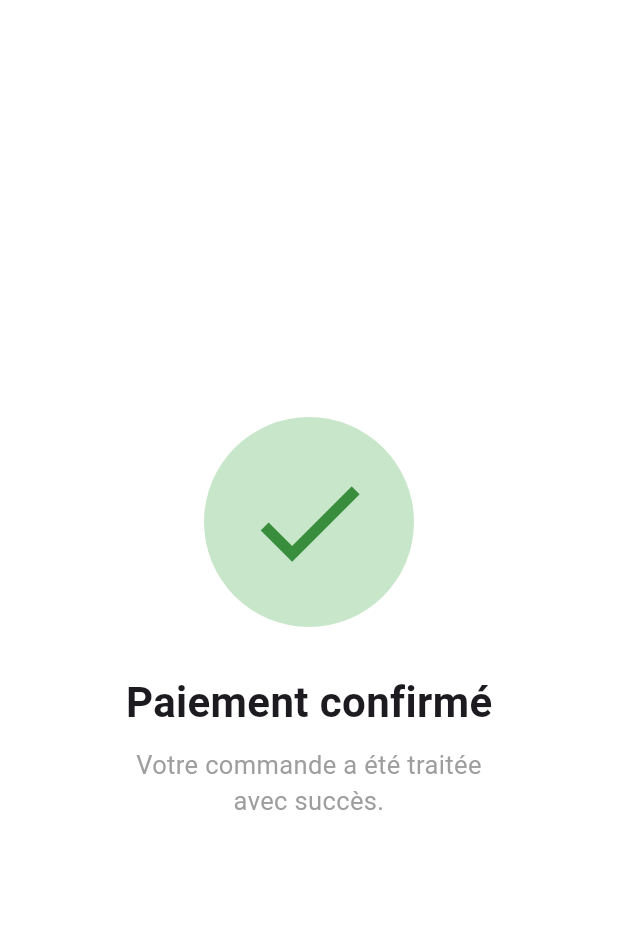
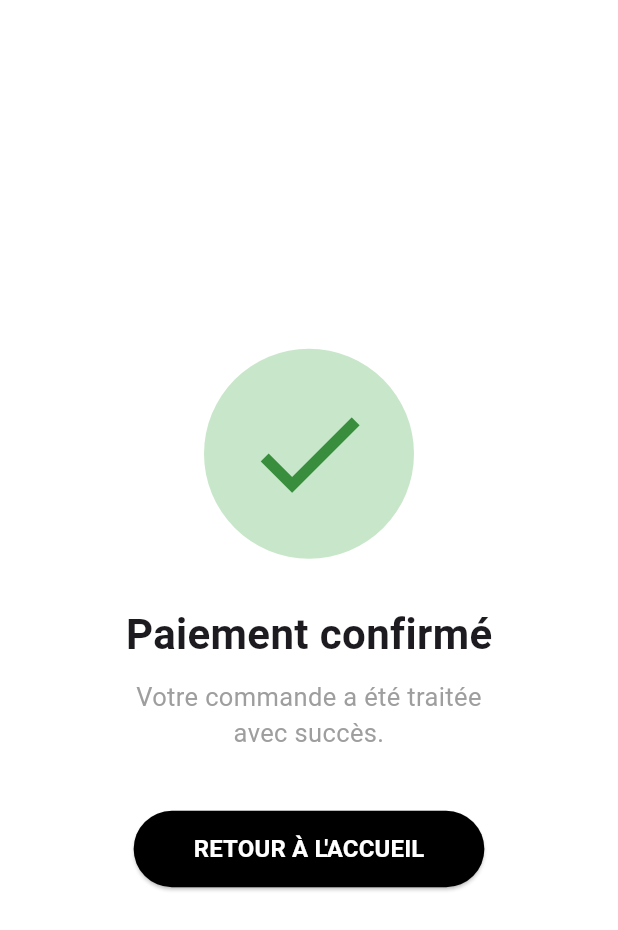
Before and after one commit to FeatFreedy/flutter_app_projet_final, a Flutter app: the PagePaiementConfirme screen opened directly, on a phone screen of 412 x 824 dp. Shown: the top 930 px of the screen. Run offline on Flutter 3.47's test engine with Material 3 defaults, Android fonts, the phone set to English and light mode, and no system bars.

Commit message:
Ajout du bouton Retour à l'accueil

```diff
--- a/lib/page_paiement_confirme.dart
+++ b/lib/page_paiement_confirme.dart
@@ -46,6 +46,27 @@ class PagePaiementConfirme extends StatelessWidget {
                 color: Colors.grey,
               ),
             ),
+
+            const SizedBox(height: 40),
+
+            ElevatedButton(
+              onPressed: () {},
+              style: ElevatedButton.styleFrom(
+                backgroundColor: Colors.black,
+                padding: const EdgeInsets.symmetric(
+                  horizontal: 40,
+                  vertical: 14,
+                ),
+              ),
+              child: const Text(
+                "RETOUR À L'ACCUEIL",
+                style: TextStyle(
+                  color: Colors.white,
+                  fontSize: 16,
+                  fontWeight: FontWeight.bold,
+                ),
+              ),
+            )
           ],
         ),
       ),
```
